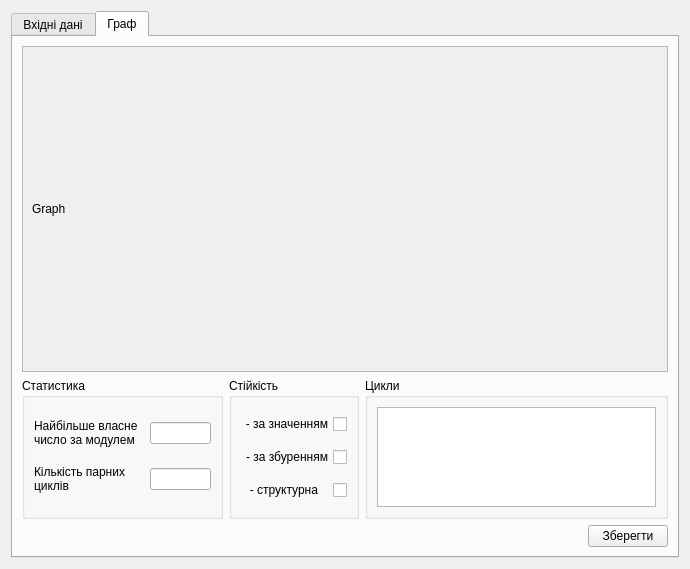
This is gui/main_form.ui in Megalitum/SA_cognitive as Qt 5 draws it before an edit. The edited form follows.
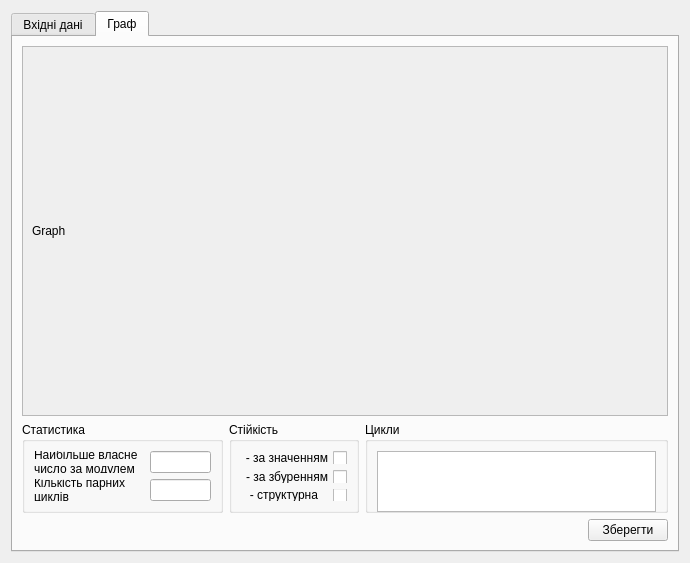
This is the edited form. The open tabs and pages were chosen to show the change.

Commit message: changed method to save image(use graphviz)

```diff
--- a/gui/main_form.ui
+++ b/gui/main_form.ui
@@ -7,7 +7,7 @@
     <x>0</x>
     <y>0</y>
     <width>690</width>
-    <height>569</height>
+    <height>563</height>
    </rect>
   </property>
   <property name="windowTitle">
@@ -118,8 +118,8 @@
            <rect>
             <x>0</x>
             <y>0</y>
-            <width>618</width>
-            <height>311</height>
+            <width>646</width>
+            <height>323</height>
            </rect>
           </property>
           <layout class="QGridLayout" name="gridLayout_3">
@@ -139,13 +139,13 @@
          <property name="minimumSize">
           <size>
            <width>201</width>
-           <height>141</height>
+           <height>91</height>
           </size>
          </property>
          <property name="maximumSize">
           <size>
            <width>201</width>
-           <height>141</height>
+           <height>91</height>
           </size>
          </property>
          <property name="layoutDirection">
@@ -230,13 +230,13 @@
          <property name="minimumSize">
           <size>
            <width>130</width>
-           <height>141</height>
+           <height>91</height>
           </size>
          </property>
          <property name="maximumSize">
           <size>
            <width>130</width>
-           <height>141</height>
+           <height>91</height>
           </size>
          </property>
          <property name="layoutDirection">
@@ -299,7 +299,7 @@
          <property name="maximumSize">
           <size>
            <width>16777215</width>
-           <height>141</height>
+           <height>91</height>
           </size>
          </property>
          <property name="title">
```
Left out of the diff: 2 changed lines with no effect on the pictures. The commit also changes 1 other file.
